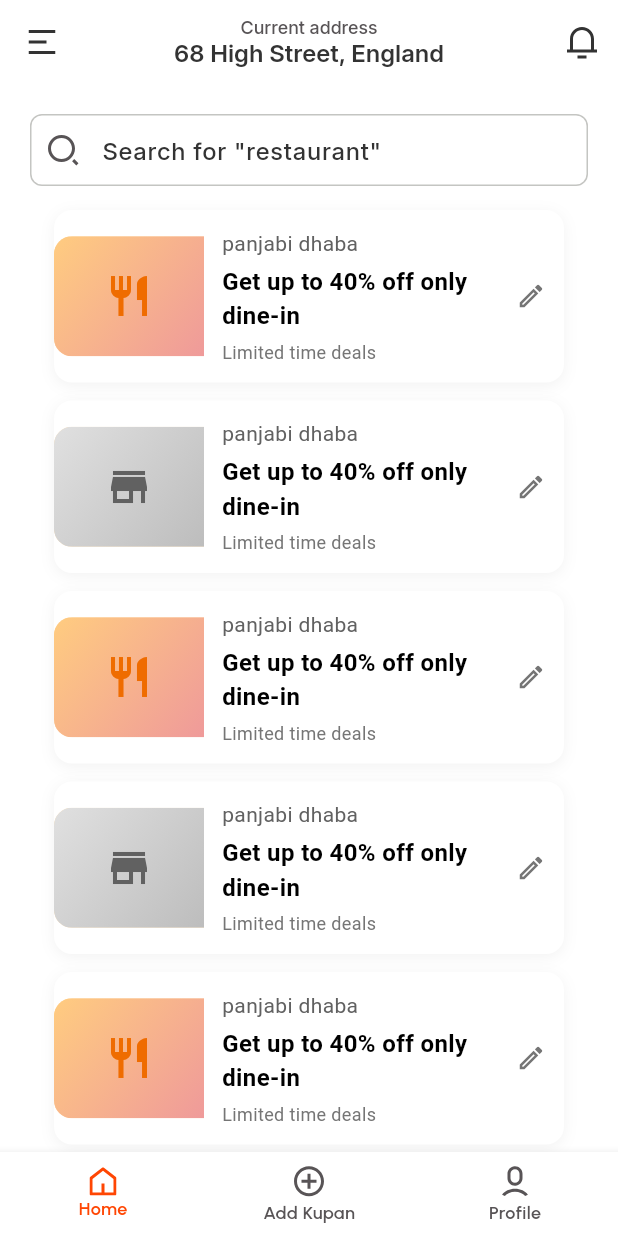
After one commit to parasvirani/kupan-business, a Flutter app: the DashboardScreen screen opened by its route, on a phone screen of 412 x 824 dp. The commit adds this screen. Run offline on Flutter 3.47's test engine with Material 3 defaults, Android fonts, the phone set to English and light mode, and no system bars; our stand-ins replace flutter_svg, geocoding, geolocator, get, get_storage, image_cropper and 2 more; missing offline and left inert: country_state_city; accounts and stored records are empty.

Commit message:
- details screen api call and make design dashboard screen

```diff
--- a/lib/const/image_const.dart
+++ b/lib/const/image_const.dart
@@ -41,4 +41,5 @@ class ImageConst {
   static String icDown = "assets/images/ic_down.svg";
   static String icTime = "assets/images/ic-time.svg";
   static String icDate = "assets/images/ic-date.svg";
+  static String addCouple = "assets/images/add-couple.svg";
 }
--- a/lib/const/string_const.dart
+++ b/lib/const/string_const.dart
@@ -1,3 +1,5 @@
 class StringConst {
   static String TOKEN = "token";
+  static String USER_ID = "user_id";
+  static String USER_NAME = "user_name";
 }
--- /dev/null
+++ b/lib/models/restaurant_deal.dart
@@ -0,0 +1,13 @@
+class RestaurantDeal {
+  final String image;
+  final String title;
+  final String offer;
+  final String subtitle;
+
+  RestaurantDeal({
+    required this.image,
+    required this.title,
+    required this.offer,
+    required this.subtitle,
+  });
+}
--- /dev/null
+++ b/lib/screens/dashboard/dashboard_screen.dart
@@ -0,0 +1,82 @@
+import 'package:flutter/material.dart';
+import 'package:flutter_svg/svg.dart';
+import 'package:kupan_business/screens/dashboard/add_kupan_view.dart';
+import 'package:kupan_business/screens/dashboard/profile_view.dart';
+
+import '../../const/color_const.dart';
+import '../../const/image_const.dart';
+import '../../utils/utils.dart';
+import 'home_view.dart';
+
+class DashboardScreen extends StatefulWidget {
+  const DashboardScreen({super.key});
+
+  @override
+  State<DashboardScreen> createState() => _DashboardScreenState();
+}
+
+class _DashboardScreenState extends State<DashboardScreen> {
+  int currentIndex = 0;
+  @override
+  Widget build(BuildContext context) {
+    return Scaffold(
+      backgroundColor: ColorConst.white,
+      body: IndexedStack(
+        index: currentIndex,
+        children: [
+          HomeView(),
+          AddKupanView(),
+          ProfileView(),
+        ],
+      ),
+      bottomNavigationBar: BottomNavigationBar(
+        backgroundColor: ColorConst.white,
+        elevation: 5,
+        type: BottomNavigationBarType.fixed,
+        unselectedLabelStyle: TextStyle(
+            fontSize: size(12),
+            color: ColorConst.grey,
+            fontWeight: FontWeight.w600,
+            fontFamily: 'Urbanist'),
+        selectedLabelStyle: TextStyle(
+            fontSize: size(12),
+            color: ColorConst.primary,
+            fontWeight: FontWeight.w600,
+            fontFamily: 'Urbanist'),
+        selectedItemColor: ColorConst.primary, // Default selected color (might be overridden by label style)
+        unselectedItemColor: ColorConst.grey, // Default unselected color (might be overridden by label style)
+        currentIndex: currentIndex, // Make sure currentIndex is bound here
+        onTap: (value) {
+          print('Tapped index: $value');
+          currentIndex = value;
+          setState(() {
+            print('BottomNavigationBar rebuilt - currentIndex: $currentIndex');
+          });
+        },
+        items: [
+          BottomNavigationBarItem(
+            icon: SvgPicture.asset(
+              ImageConst.ic_home,
+              color: currentIndex == 0 ? ColorConst.primary : ColorConst.grey,
+            ),
+            label: 'Home',
+          ),
+          BottomNavigationBarItem(
+            icon: SvgPicture.asset(
+              ImageConst.addCouple,
+              color: currentIndex == 1 ? ColorConst.primary : ColorConst.grey,
+            ),
+            label: 'Add Kupan',
+          ),
+          BottomNavigationBarItem(
+            icon: SvgPicture.asset(
+              ImageConst.ic_profile,
+              color: currentIndex == 3 ? ColorConst.primary : ColorConst.grey,
+            ),
+            label: 'Profile',
+          ),
+        ],
+      ),
+    );
+  }
+}
--- /dev/null
+++ b/lib/screens/dashboard/home_view.dart
@@ -0,0 +1,281 @@
+
+import 'package:flutter/cupertino.dart';
+import 'package:flutter/material.dart';
+import 'package:flutter_svg/svg.dart';
+import 'package:get/get.dart';
+
+import '../../common_view/common_text.dart';
+import '../../common_view/common_textfield.dart';
+import '../../const/color_const.dart';
+import '../../const/image_const.dart';
+import '../../models/restaurant_deal.dart';
+import '../../utils/appRoutesStrings.dart';
+import '../../utils/utils.dart';
+
+class HomeView extends StatefulWidget {
+  const HomeView({super.key});
+
+  @override
+  State<HomeView> createState() => _HomeViewState();
+}
+
+class _HomeViewState extends State<HomeView> {
+
+  final List<RestaurantDeal> deals = [
+    RestaurantDeal(
+      image: 'assets/indian_food.jpg',
+      title: 'panjabi dhaba',
+      offer: 'Get up to 40% off only dine-in',
+      subtitle: 'Limited time deals',
+    ),
+    RestaurantDeal(
+      image: 'assets/restaurant_interior.jpg',
+      title: 'panjabi dhaba',
+      offer: 'Get up to 40% off only dine-in',
+      subtitle: 'Limited time deals',
+    ),
+    RestaurantDeal(
+      image: 'assets/indian_food.jpg',
+      title: 'panjabi dhaba',
+      offer: 'Get up to 40% off only dine-in',
+      subtitle: 'Limited time deals',
+    ),
+    RestaurantDeal(
+      image: 'assets/salon_interior.jpg',
+      title: 'panjabi dhaba',
+      offer: 'Get up to 40% off only dine-in',
+      subtitle: 'Limited time deals',
+    ),
+    RestaurantDeal(
+      image: 'assets/indian_food.jpg',
+      title: 'panjabi dhaba',
+      offer: 'Get up to 40% off only dine-in',
+      subtitle: 'Limited time deals',
+    ),
+    RestaurantDeal(
+      image: 'assets/indian_food.jpg',
+      title: 'panjabi dhaba',
+      offer: 'Get up to 40% off only dine-in',
+      subtitle: 'Limited time deals',
+    ),
+  ];
+
+  @override
+  Widget build(BuildContext context) {
+    return Scaffold(
+      backgroundColor: ColorConst.white,
+      appBar: AppBar(
+        backgroundColor: ColorConst.white,
+        elevation: 0,
+        leading: IconButton(
+            onPressed: () {}, icon: SvgPicture.asset(ImageConst.ic_menu)),
+        centerTitle: true,
+        title: Column(
+          crossAxisAlignment: CrossAxisAlignment.center,
+          children: [
+            CommonText(
+              text: 'Current address',
+              fontSize: size(12),
+              color: ColorConst.grey,
+            ),
+            CommonText(
+              text: '68 High Street, England',
+              fontSize: size(16),
+              color: ColorConst.dark,
+              fontWeight: FontWeight.w600,
+            ),
+          ],
+        ),
+        actions: [
+          IconButton(
+            icon: SvgPicture.asset(ImageConst.ic_notification),
+            onPressed: () {
+              Get.toNamed(AppRoutes.notification);
+            },
+          ),
+        ],
+      ),
+      body: SingleChildScrollView(
+        child: Padding(
+          padding: EdgeInsets.all(size(20)),
+          child: Column(
+            crossAxisAlignment: CrossAxisAlignment.start,
+            children: [
+              CommonTextfield(
+                hintText: 'Search for "restaurant"',
+                readOnly: true,
+                onTap: (){
+                  Get.toNamed(AppRoutes.search);
+                },
+                prefixIcon: Padding(
+                  padding: EdgeInsets.symmetric(horizontal: size(10)),
+                  child: SvgPicture.asset(ImageConst.ic_search),
+                ),
+                controller: TextEditingController(),
+              ),
+              SizedBox(height: size(16)),
+              ListView.builder(
+                shrinkWrap: true,
+                physics: NeverScrollableScrollPhysics(),
+                padding: EdgeInsets.symmetric(horizontal: 16),
+                itemCount: deals.length,
+                itemBuilder: (context, index) {
+                  return RestaurantCard(deal: deals[index]);
+                },
+              ),
+            ],
+          ),
+        ),
+      ),
+    );
+  }
+
+}
+
+class RestaurantCard extends StatelessWidget {
+  final RestaurantDeal deal;
+
+  const RestaurantCard({Key? key, required this.deal}) : super(key: key);
+
+  @override
+  Widget build(BuildContext context) {
+    return Container(
+      margin: EdgeInsets.only(bottom: 12),
+      decoration: BoxDecoration(
+        color: Colors.white,
+        borderRadius: BorderRadius.circular(12),
+        boxShadow: [
+          BoxShadow(
+            color: Colors.black.withOpacity(0.05),
+            blurRadius: 8,
+            offset: Offset(0, 2),
+          ),
+        ],
+      ),
+      child: Row(
+        children: [
+          // Restaurant Image
+          ClipRRect(
+            borderRadius: BorderRadius.only(
+              topLeft: Radius.circular(12),
+              bottomLeft: Radius.circular(12),
+            ),
+            child: Container(
+              width: 100,
+              height: 80,
+              color: Colors.orange[100],
+              child: deal.image.contains('food')
+                  ? _buildFoodImage()
+                  : deal.image.contains('interior')
+                  ? _buildInteriorImage()
+                  : _buildSalonImage(),
+            ),
+          ),
+
+          // Restaurant Details
+          Expanded(
+            child: Padding(
+              padding: EdgeInsets.all(12),
+              child: Column(
+                crossAxisAlignment: CrossAxisAlignment.start,
+                children: [
+                  Text(
+                    deal.title,
+                    style: TextStyle(
+                      fontSize: 14,
+                      color: Colors.grey[700],
+                    ),
+                  ),
+                  SizedBox(height: 4),
+                  Text(
+                    deal.offer,
+                    style: TextStyle(
+                      fontSize: 16,
+                      fontWeight: FontWeight.w700,
+                      color: Colors.black,
+                    ),
+                  ),
+                  SizedBox(height: 4),
+                  Text(
+                    deal.subtitle,
+                    style: TextStyle(
+                      fontSize: 12,
+                      color: Colors.grey[600],
+                    ),
+                  ),
+                ],
+              ),
+            ),
+          ),
+
+          // Edit Icon
+          Padding(
+            padding: EdgeInsets.only(right: 12),
+            child: Icon(
+              Icons.edit_outlined,
+              size: 20,
+              color: Colors.grey[600],
+            ),
+          ),
+        ],
+      ),
+    );
+  }
+}
+
+Widget _buildFoodImage() {
+  return Container(
+    decoration: BoxDecoration(
+      gradient: LinearGradient(
+        colors: [Colors.orange[200]!, Colors.red[200]!],
+        begin: Alignment.topLeft,
+        end: Alignment.bottomRight,
+      ),
+    ),
+    child: Center(
+      child: Icon(
+        Icons.restaurant,
+        size: 32,
+        color: Colors.orange[800],
+      ),
+    ),
+  );
+}
+
+Widget _buildInteriorImage() {
+  return Container(
+    decoration: BoxDecoration(
+      gradient: LinearGradient(
+        colors: [Colors.grey[300]!, Colors.grey[400]!],
+        begin: Alignment.topLeft,
+        end: Alignment.bottomRight,
+      ),
+    ),
+    child: Center(
+      child: Icon(
+        Icons.store,
+        size: 32,
+        color: Colors.grey[700],
+      ),
+    ),
+  );
+}
+
+Widget _buildSalonImage() {
+  return Container(
+    decoration: BoxDecoration(
+      gradient: LinearGradient(
+        colors: [Colors.pink[100]!, Colors.purple[100]!],
+        begin: Alignment.topLeft,
+        end: Alignment.bottomRight,
+      ),
+    ),
+    child: Center(
+      child: Icon(
+        Icons.content_cut,
+        size: 32,
+        color: Colors.pink[800],
+      ),
+    ),
+  );
+}
--- a/lib/utils/appRoutesNavigation.dart
+++ b/lib/utils/appRoutesNavigation.dart
@@ -1,5 +1,6 @@
 import 'package:get/get.dart';
 import 'package:kupan_business/screens/login_screen.dart';
+import '../screens/dashboard/dashboard_screen.dart';
 import '../screens/details/details_screen.dart';
 import '../screens/otp_screen.dart';
 import '../screens/personal_info.dart';
@@ -41,5 +42,12 @@ class AppPage {
       page: () => const DetailsScreen(),
       binding: null,
     ),
+    GetPage(
+      preventDuplicates: true,
+      name: AppRoutes.dashboard,
+      page: () => const DashboardScreen(),
+      binding: null,
+    ),
+
   ];
 }
```
Also changed, not shown: lib/controllers/details_controller.dart (+98 -20 lines), lib/controllers/login_controller.dart (+9 -1 lines), lib/models/user_update_res.dart (added, +96 -0 lines), lib/screens/dashboard/add_kupan_view.dart (added, +16 -0 lines), lib/screens/dashboard/profile_view.dart (added, +16 -0 lines), lib/screens/details/components/outlet_info.dart (+46 -21 lines), lib/screens/splash_screen.dart (+12 -1 lines), lib/services/api_service.dart (+17 -0 lines), assets/images/add-couple.svg (added), lib/models/user_update_res.g.dart (added).
